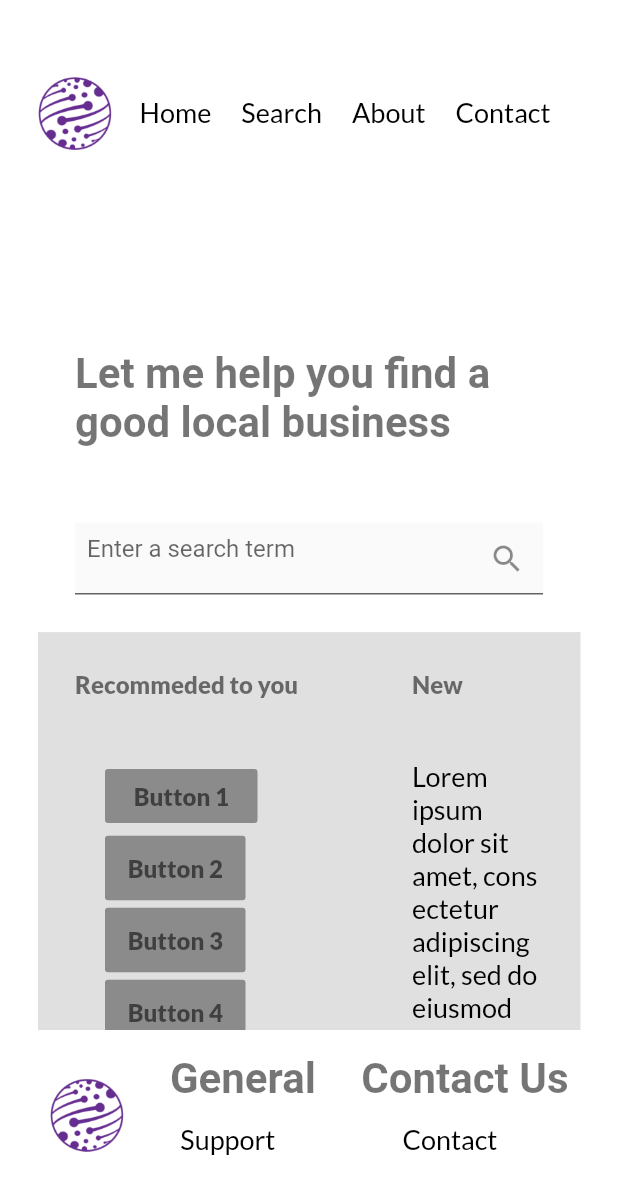
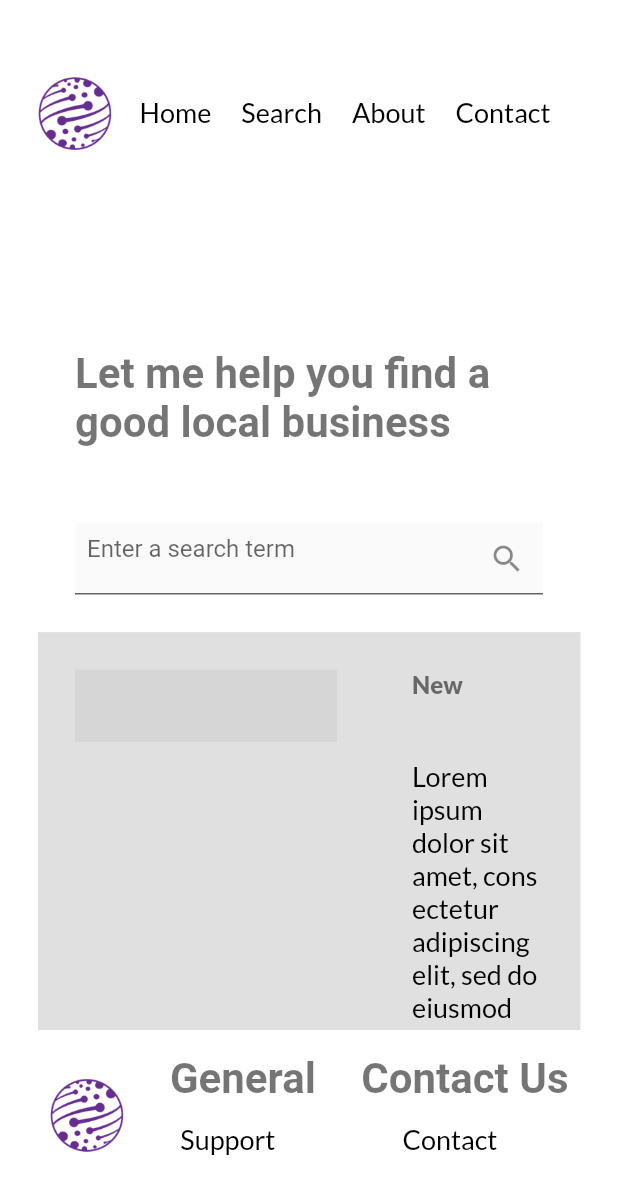
Before and after one commit to Ansontheprogrammer/timeless-website, a Flutter app: the screen it shows after launch, on a phone screen of 412 x 824 dp. Shown: the top 1194 px of the screen. Run offline on Flutter 3.47's test engine with Material 2 defaults, Android fonts, the phone set to English and light mode, and no system bars; our stand-ins replace google_fonts; Roboto replaces fonts that are missing (Ubuntu); statements that could not run were skipped; grey boxes are pictures that could not be loaded.

```diff
--- a/lib/views/home/home_view.dart
+++ b/lib/views/home/home_view.dart
@@ -1,8 +1,6 @@
 import 'package:flutter/material.dart';
 import 'package:flutter/widgets.dart';
-import 'package:timeless_app/utils/container_spacer.dart';
 import 'package:timeless_app/utils/custom_section.dart';
-import 'package:timeless_app/utils/custom_text.dart';
 import 'package:timeless_app/widgets/footer/footer.dart';
 import 'package:timeless_app/widgets/home/landing_page_content.dart';
 import 'package:timeless_app/widgets/navigation_bar/navigation_bar.dart';
@@ -14,6 +12,10 @@ class HomeView extends StatelessWidget {
   Widget build(BuildContext context) {
     return Scaffold(
       backgroundColor: Colors.white10,
+      /* TODO: I dont want to wrap the entire website in the CustomSection widget
+        We don't want this because if we create wrap the entire page then some sections won't look as appealing
+        due to them having background colors and not stretching the full width of the screen
+      */
       body: CustomSection(
         child: Column(
             mainAxisSize: MainAxisSize.min,
@@ -23,82 +25,3 @@ class HomeView extends StatelessWidget {
     );
   }
 }
-
-class LeftColumnRecommended extends StatelessWidget {
-  const LeftColumnRecommended({
-    Key key,
-  }) : super(key: key);
-
-  @override
-  Widget build(BuildContext context) {
-    return Column(crossAxisAlignment: CrossAxisAlignment.start, children: [
-      const CustomTextCaption(
-        text: 'Recommeded to you',
-      ),
-      const ContainerSpacer(),
-      Wrap(
-        crossAxisAlignment: WrapCrossAlignment.start,
-        alignment: WrapAlignment.start,
-        direction: Axis.horizontal,
-        children: <Widget>[
-          Container(
-              margin: const EdgeInsets.fromLTRB(20, 0, 0, 0),
-              child: RaisedButton(
-                splashColor: Colors.blue,
-                child: CustomTextCaption(
-                  text: ' Button 1 ',
-                ),
-              )),
-          Container(
-              margin: const EdgeInsets.fromLTRB(20, 0, 0, 0),
-              child: RaisedButton(
-                child: CustomTextCaption(text: ' Button 2 '),
-                textColor: Colors.white,
-                color: Colors.green,
-                padding: EdgeInsets.fromLTRB(12, 12, 12, 12),
-              )),
-          Container(
-              margin: const EdgeInsets.fromLTRB(20, 0, 0, 0),
-              child: RaisedButton(
-                child: CustomTextCaption(text: ' Button 3 '),
-                textColor: Colors.white,
-                color: Colors.green,
-                padding: EdgeInsets.fromLTRB(12, 12, 12, 12),
-              )),
-          Container(
-              margin: const EdgeInsets.fromLTRB(20, 0, 0, 0),
-              child: RaisedButton(
-                child: CustomTextCaption(text: ' Button 4 '),
-                textColor: Colors.white,
-                color: Colors.green,
-                padding: EdgeInsets.fromLTRB(12, 12, 12, 12),
-              )),
-          Container(
-              margin: const EdgeInsets.fromLTRB(20, 0, 0, 0),
-              child: RaisedButton(
-                child: CustomTextCaption(text: ' Button 5 '),
-                textColor: Colors.white,
-                color: Colors.green,
-                padding: EdgeInsets.fromLTRB(12, 12, 12, 12),
-              )),
-          Container(
-              margin: const EdgeInsets.fromLTRB(20, 0, 0, 0),
-              child: RaisedButton(
-                child: CustomTextCaption(text: ' Button 7 '),
-                textColor: Colors.white,
-                color: Colors.green,
-                padding: EdgeInsets.fromLTRB(12, 12, 12, 12),
-              )),
-          Container(
-              margin: const EdgeInsets.fromLTRB(20, 0, 0, 0),
-              child: RaisedButton(
-                child: CustomTextCaption(text: ' Button 7 '),
-                textColor: Colors.white,
-                color: Colors.green,
-                padding: EdgeInsets.fromLTRB(12, 12, 12, 12),
-              )),
-        ],
-      ),
-    ]);
-  }
-}
```
